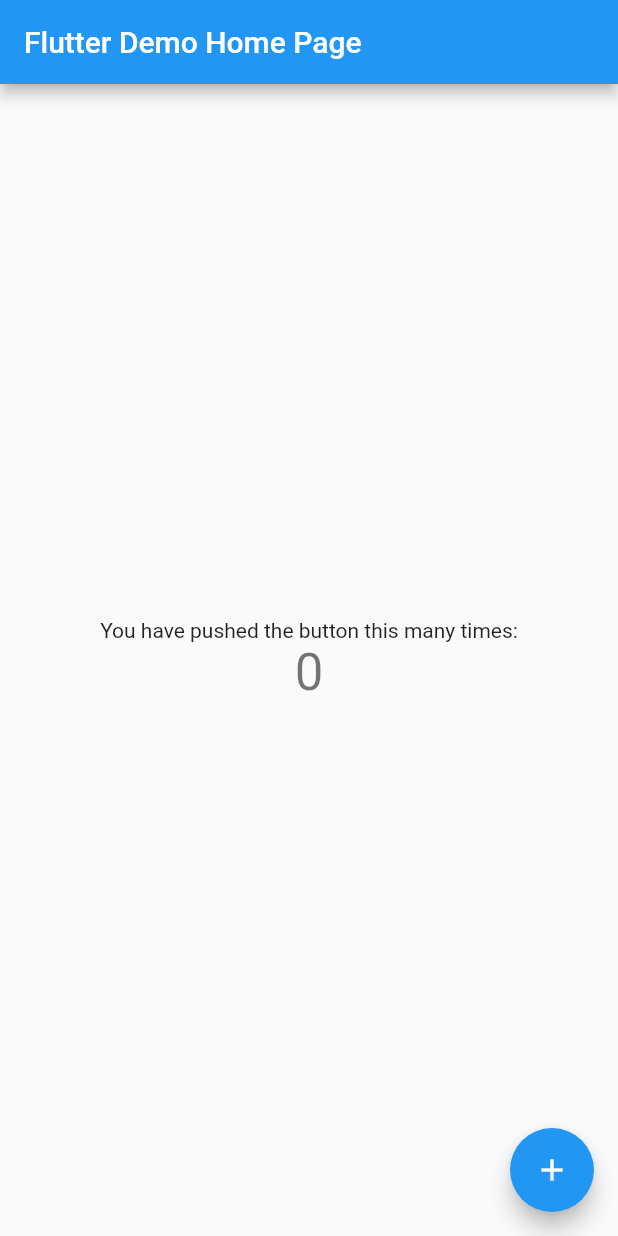
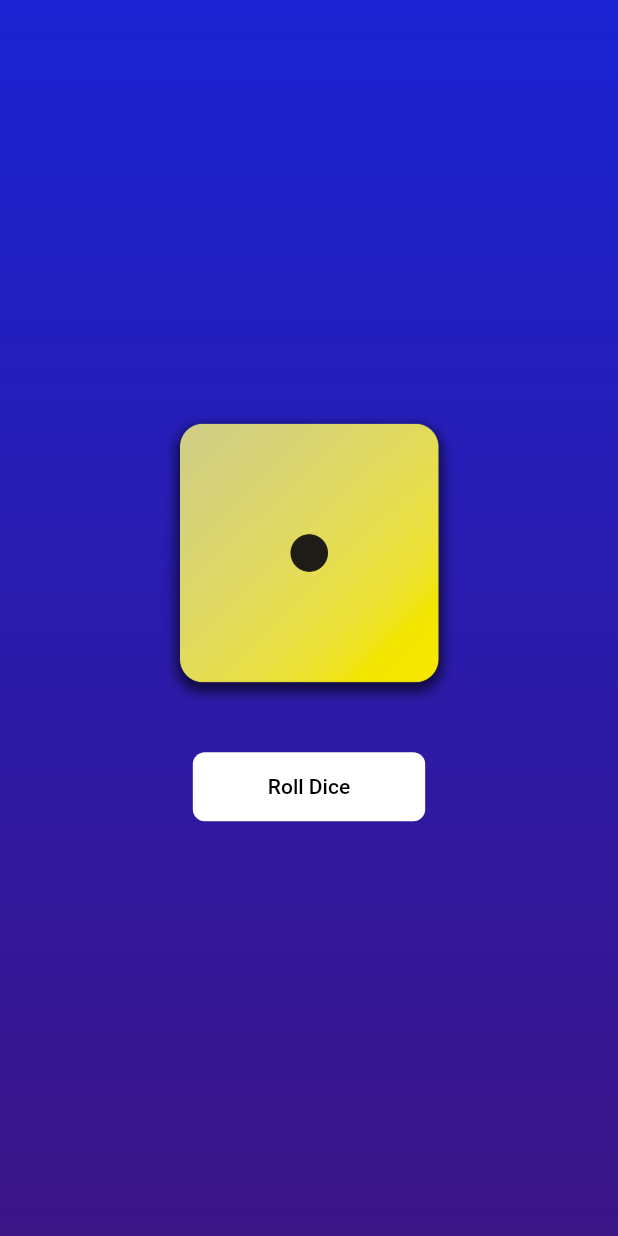
Before and after one commit to Pramodpal333/Roll_dice_flutter, a Flutter app: the screen it shows after launch, on a phone screen of 412 x 824 dp. Run offline on Flutter 3.47's test engine with Material 2 defaults, Android fonts, the phone set to English and light mode, and no system bars.

Commit message:
app completed

```diff
--- /dev/null
+++ b/lib/DiceRoller.dart
@@ -0,0 +1,47 @@
+import 'package:flutter/cupertino.dart';
+import 'package:flutter/material.dart';
+import 'dart:math';
+
+var random = Random();
+class DiceRoller extends StatefulWidget{
+
+  @override
+  State<DiceRoller> createState(){
+    return _DiceRollerState();
+  }
+}
+
+class _DiceRollerState extends State<DiceRoller>{
+  int  currentNum = 1;
+
+
+  @override
+  Widget build(context){
+    return Column(
+      mainAxisSize: MainAxisSize.min,
+      children: [
+        Image.asset(
+          "assets/images/dice-$currentNum.png",
+          width: 200,
+        ),
+        const SizedBox(height: 25,),
+        TextButton(
+            onPressed: rollDice,
+            child: Container(
+              // margin: const EdgeInsets.symmetric(vertical: 25, ),
+                padding: const EdgeInsets.symmetric(vertical: 15, horizontal: 50),
+                decoration:  BoxDecoration(
+                    color: Colors.white,
+                    borderRadius: BorderRadius.circular(8)
+                ),
+                child: const Text("Roll Dice",style: TextStyle(color: Colors.black),))),
+      ],
+    );
+  }
+  void rollDice() {
+    setState(() {
+      currentNum = random.nextInt(6) +1;
+      print("$currentNum current num");
+    });
+  }
+}
--- /dev/null
+++ b/lib/Splash Screen/SplashScreen.dart
@@ -0,0 +1,25 @@
+import 'package:flutter/material.dart';
+import 'package:roll_dice/DiceRoller.dart';
+
+class SplashScreen extends StatelessWidget {
+   SplashScreen({Key? key}) : super(key: key);
+
+
+
+  @override
+  Widget build(BuildContext context) {
+    return Scaffold(
+        body: Container(
+      decoration: const BoxDecoration(
+          gradient: LinearGradient(
+              begin: Alignment.topCenter,
+              end: Alignment.bottomCenter,
+              colors: [
+            Color(0xFF1A23D3),
+            Color(0xFF3B1486),
+          ])),
+      child: Center(
+          child: DiceRoller()),
+    ));
+  }
+}
--- a/lib/main.dart
+++ b/lib/main.dart
@@ -1,4 +1,6 @@
 import 'package:flutter/material.dart';
+
+import 'Splash Screen/SplashScreen.dart';
 
 void main() {
   runApp(const MyApp());
@@ -10,106 +12,10 @@ class MyApp extends StatelessWidget {
   // This widget is the root of your application.
   @override
   Widget build(BuildContext context) {
-    return MaterialApp(
+    return  MaterialApp(
+      debugShowCheckedModeBanner: false,
       title: 'Flutter Demo',
-      theme: ThemeData(
-        // This is the theme of your application.
-        //
-        // Try running your application with "flutter run". You'll see the
-        // application has a blue toolbar. Then, without quitting the app, try
-        // changing the primarySwatch below to Colors.green and then invoke
-        // "hot reload" (press "r" in the console where you ran "flutter run",
-        // or simply save your changes to "hot reload" in a Flutter IDE).
-        // Notice that the counter didn't reset back to zero; the application
-        // is not restarted.
-        primarySwatch: Colors.blue,
-      ),
-      home: const MyHomePage(title: 'Flutter Demo Home Page'),
+      home: SplashScreen(),
     );
   }
 }
-
-class MyHomePage extends StatefulWidget {
-  const MyHomePage({super.key, required this.title});
-
-  // This widget is the home page of your application. It is stateful, meaning
-  // that it has a State object (defined below) that contains fields that affect
-  // how it looks.
-
-  // This class is the configuration for the state. It holds the values (in this
-  // case the title) provided by the parent (in this case the App widget) and
-  // used by the build method of the State. Fields in a Widget subclass are
-  // always marked "final".
-
-  final String title;
-
-  @override
-  State<MyHomePage> createState() => _MyHomePageState();
-}
-
-class _MyHomePageState extends State<MyHomePage> {
-  int _counter = 0;
-
-  void _incrementCounter() {
-    setState(() {
-      // This call to setState tells the Flutter framework that something has
-      // changed in this State, which causes it to rerun the build method below
-      // so that the display can reflect the updated values. If we changed
-      // _counter without calling setState(), then the build method would not be
-      // called again, and so nothing would appear to happen.
-      _counter++;
-    });
-  }
-
-  @override
-  Widget build(BuildContext context) {
-    // This method is rerun every time setState is called, for instance as done
-    // by the _incrementCounter method above.
-    //
-    // The Flutter framework has been optimized to make rerunning build methods
-    // fast, so that you can just rebuild anything that needs updating rather
-    // than having to individually change instances of widgets.
-    return Scaffold(
-      appBar: AppBar(
-        // Here we take the value from the MyHomePage object that was created by
-        // the App.build method, and use it to set our appbar title.
-        title: Text(widget.title),
-      ),
-      body: Center(
-        // Center is a layout widget. It takes a single child and positions it
-        // in the middle of the parent.
-        child: Column(
-          // Column is also a layout widget. It takes a list of children and
-          // arranges them vertically. By default, it sizes itself to fit its
-          // children horizontally, and tries to be as tall as its parent.
-          //
-          // Invoke "debug painting" (press "p" in the console, choose the
-          // "Toggle Debug Paint" action from the Flutter Inspector in Android
-          // Studio, or the "Toggle Debug Paint" command in Visual Studio Code)
-          // to see the wireframe for each widget.
-          //
-          // Column has various properties to control how it sizes itself and
-          // how it positions its children. Here we use mainAxisAlignment to
-          // center the children vertically; the main axis here is the vertical
-          // axis because Columns are vertical (the cross axis would be
-          // horizontal).
-          mainAxisAlignment: MainAxisAlignment.center,
-          children: <Widget>[
-            const Text(
-              'You have pushed the button this many times:',
-            ),
-            Text(
-              '$_counter',
-              style: Theme.of(context).textTheme.headline4,
-            ),
-          ],
-        ),
-      ),
-      floatingActionButton: FloatingActionButton(
-        onPressed: _incrementCounter,
-        tooltip: 'Increment',
-        child: const Icon(Icons.add),
-      ), // This trailing comma makes auto-formatting nicer for build methods.
-    );
-  }
-}
```
Also changed, not shown: pubspec.yaml (+7 -3 lines), assets/images/dice-1.png (added), assets/images/dice-2.png (added), assets/images/dice-3.png (added), assets/images/dice-4.png (added), assets/images/dice-5.png (added), assets/images/dice-6.png (added).
